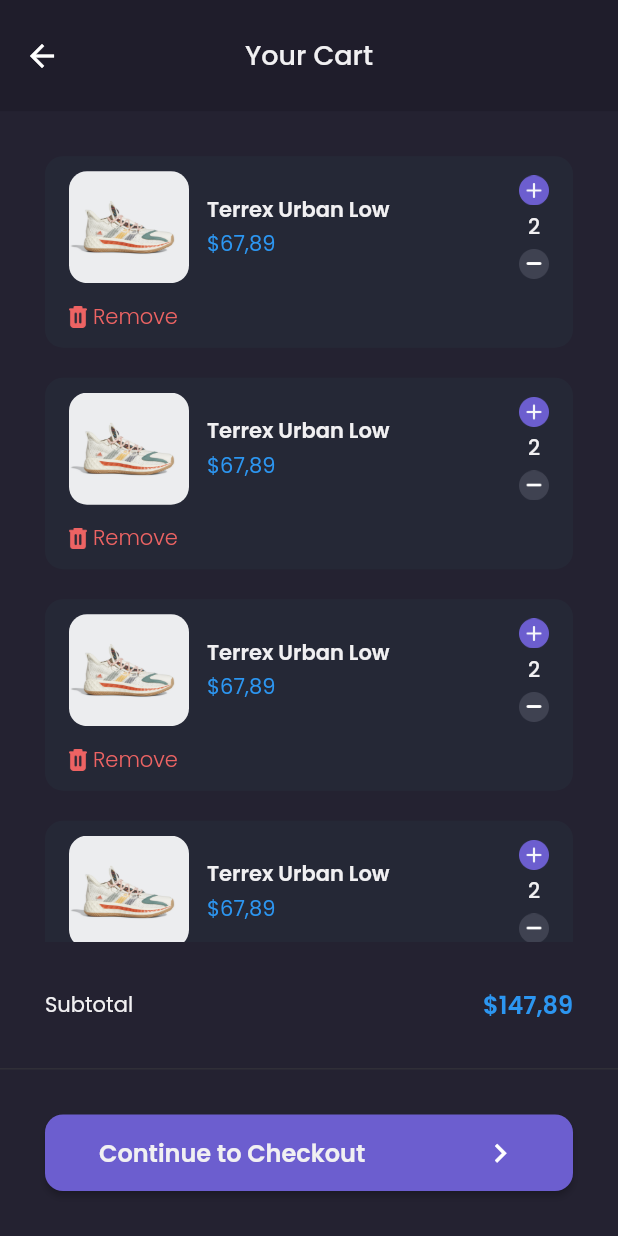
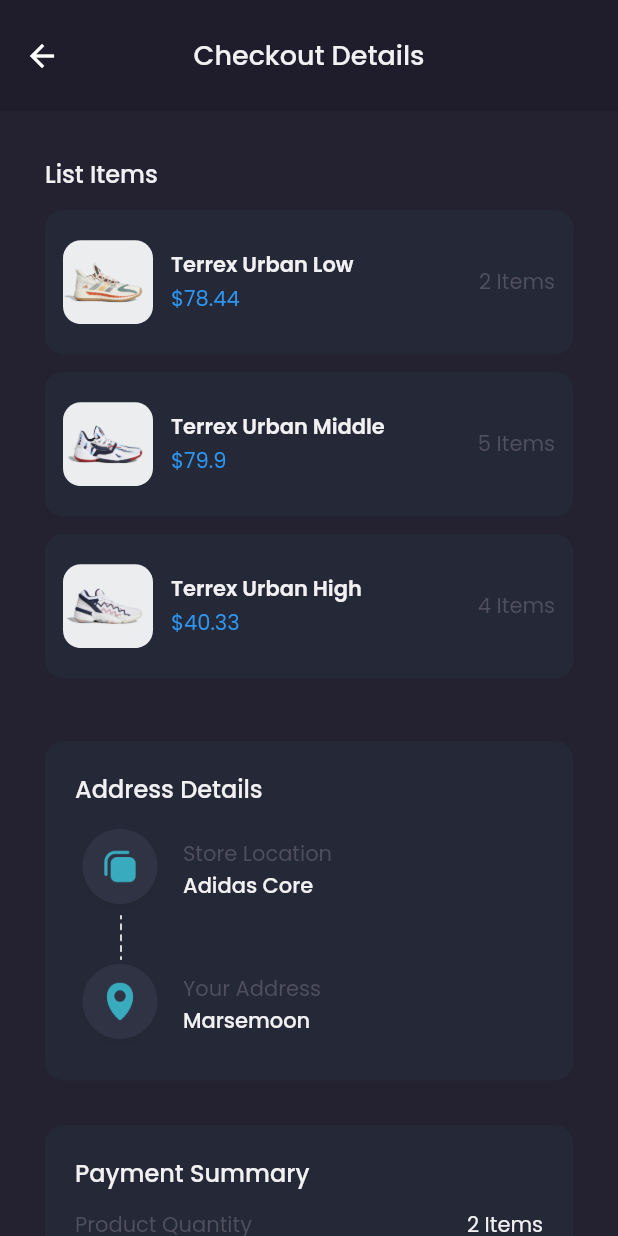
Before and after one commit to kevinrisqi/flutter_shoes_store, a Flutter app: the CartPage screen opened by its route, after a tap on "Continue to Checkout", on a phone screen of 412 x 824 dp. Run offline on Flutter 3.47's test engine with Material 2 defaults, Android fonts, the phone set to English and light mode, and no system bars; our stand-ins replace google_fonts; missing offline and left inert: dart:ffi.

Commit message:
create checkout page

```diff
--- a/lib/main.dart
+++ b/lib/main.dart
@@ -2,6 +2,7 @@
 
 import 'package:flutter/material.dart';
 import 'package:flutter_shoes_store/pages/cart_page.dart';
+import 'package:flutter_shoes_store/pages/checkout_page.dart';
 import 'package:flutter_shoes_store/pages/detail_chat_page.dart';
 import 'package:flutter_shoes_store/pages/edit_profile_page.dart';
 import 'package:flutter_shoes_store/pages/home/main_page.dart';
@@ -34,6 +35,7 @@ class _MyAppState extends State<MyApp> {
         '/detail-chat': (context) => DetailChatPage(),
         '/edit-profile': (context) => EditProfilePage(),
         '/cart': (context) => CartPage(),
+        '/checkout': (context) => CheckoutPage(),
       },
     );
   }
--- a/lib/pages/cart_page.dart
+++ b/lib/pages/cart_page.dart
@@ -125,7 +125,9 @@ class CartPage extends StatelessWidget {
           Container(
             margin: EdgeInsets.all(defaultMargin),
             child: ElevatedButton(
-              onPressed: () {},
+              onPressed: () {
+                Navigator.pushNamed(context, '/checkout');
+              },
               style: ElevatedButton.styleFrom(
                 primary: primaryColor,
                 shape: RoundedRectangleBorder(
--- /dev/null
+++ b/lib/pages/checkout_page.dart
@@ -0,0 +1,263 @@
+// ignore_for_file: prefer_const_constructors, prefer_const_literals_to_create_immutables
+
+import 'package:flutter/material.dart';
+import 'package:flutter_shoes_store/theme.dart';
+import 'package:flutter_shoes_store/widgets/checkout_item.dart';
+
+class CheckoutPage extends StatelessWidget {
+  const CheckoutPage({Key? key}) : super(key: key);
+
+  @override
+  Widget build(BuildContext context) {
+    Widget addressDetails() {
+      return Container(
+        margin: EdgeInsets.symmetric(vertical: defaultMargin),
+        padding: EdgeInsets.all(20),
+        decoration: BoxDecoration(
+          borderRadius: BorderRadius.circular(12),
+          color: bgColor4,
+        ),
+        child: Column(
+          crossAxisAlignment: CrossAxisAlignment.start,
+          children: [
+            Text(
+              'Address Details',
+              style: primaryTextStyle.copyWith(
+                fontSize: 16,
+                fontWeight: medium,
+              ),
+            ),
+            SizedBox(
+              height: 12,
+            ),
+            Column(
+              children: [
+                Row(
+                  children: [
+                    Image.asset(
+                      'assets/icon_shop_location.png',
+                      width: 60,
+                    ),
+                    SizedBox(
+                      width: 12,
+                    ),
+                    Expanded(
+                      child: Column(
+                        crossAxisAlignment: CrossAxisAlignment.start,
+                        children: [
+                          Text(
+                            'Store Location',
+                            style: subtitleTextStyle,
+                          ),
+                          Text(
+                            'Adidas Core',
+                            style: primaryTextStyle.copyWith(
+                              fontWeight: medium,
+                            ),
+                          ),
+                        ],
+                      ),
+                    )
+                  ],
+                ),
+                Container(
+                  margin: EdgeInsets.only(left: defaultMargin),
+                  child: Row(
+                    children: [
+                      Image.asset(
+                        'assets/image_line.png',
+                        height: 30,
+                      ),
+                    ],
+                  ),
+                ),
+                Row(
+                  children: [
+                    Image.asset(
+                      'assets/icon_your_location.png',
+                      width: 60,
+                    ),
+                    SizedBox(
+                      width: 12,
+                    ),
+                    Expanded(
+                      child: Column(
+                        crossAxisAlignment: CrossAxisAlignment.start,
+                        children: [
+                          Text(
+                            'Your Address',
+                            style: subtitleTextStyle,
+                          ),
+                          Text(
+                            'Marsemoon',
+                            style: primaryTextStyle.copyWith(
+                              fontWeight: medium,
+                            ),
+                          ),
+                        ],
+                      ),
+                    )
+                  ],
+                ),
+              ],
+            )
+          ],
+        ),
+      );
+    }
+
+    Widget paymentSummary() {
+      return Container(
+        padding: EdgeInsets.all(20),
+        decoration: BoxDecoration(
+            color: bgColor4, borderRadius: BorderRadius.circular(12)),
+        child: Column(
+          crossAxisAlignment: CrossAxisAlignment.start,
+          children: [
+            Text(
+              'Payment Summary',
+              style:
+                  primaryTextStyle.copyWith(fontSize: 16, fontWeight: medium),
+            ),
+            SizedBox(
+              height: 12,
+            ),
+            Row(
+              mainAxisAlignment: MainAxisAlignment.spaceBetween,
+              children: [
+                Text(
+                  'Product Quantity',
+                  style: subtitleTextStyle,
+                ),
+                Text(
+                  '2 Items',
+                  style: primaryTextStyle,
+                )
+              ],
+            ),
+            SizedBox(
+              height: 13,
+            ),
+            Row(
+              mainAxisAlignment: MainAxisAlignment.spaceBetween,
+              children: [
+                Text(
+                  'Product Price',
+                  style: subtitleTextStyle,
+                ),
+                Text(
+                  '\$89,45',
+                  style: primaryTextStyle.copyWith(
+                    fontWeight: medium,
+                  ),
+                )
+              ],
+            ),
+            SizedBox(
+              height: 13,
+            ),
+            Row(
+              mainAxisAlignment: MainAxisAlignment.spaceBetween,
+              children: [
+                Text(
+                  'Shipping',
+                  style: subtitleTextStyle,
+                ),
+                Text(
+                  'Free',
+                  style: primaryTextStyle,
+                )
+              ],
+            ),
+            SizedBox(
+              height: 11,
+            ),
+            Divider(
+              thickness: 1,
+              color: subtitleColor,
+            ),
+            SizedBox(
+              height: 10,
+            ),
+            Row(
+              mainAxisAlignment: MainAxisAlignment.spaceBetween,
+              children: [
+                Text(
+                  'Total',
+                  style: priceTextStyle.copyWith(fontWeight: semiBold),
+                ),
+                Text(
+                  '\$89,45',
+                  style: priceTextStyle.copyWith(fontWeight: semiBold),
+                )
+              ],
+            ),
+          ],
+        ),
+      );
+    }
+
+    return Scaffold(
+      backgroundColor: bgColor3,
+      appBar: AppBar(
+        toolbarHeight: MediaQuery.of(context).size.height * 0.09,
+        backgroundColor: bgColor1,
+        centerTitle: true,
+        elevation: 0,
+        title: Text(
+          'Checkout Details',
+          style: primaryTextStyle.copyWith(
+            fontSize: 18,
+            fontWeight: medium,
+          ),
+        ),
+      ),
+      body: ListView(
+        children: [
+          Container(
+            margin: EdgeInsets.all(defaultMargin),
+            child: Column(
+              crossAxisAlignment: CrossAxisAlignment.start,
+              children: [
+                Text(
+                  'List Items',
+                  style: primaryTextStyle.copyWith(
+                    fontSize: 16,
+                    fontWeight: medium,
+                  ),
+                ),
+                SizedBox(
+                  height: 12,
+                ),
+                Column(
+                  children: [
+                    CheckoutItem(
+                      image: 'assets/image_shoes_1.png',
+                      name: 'Terrex Urban Low',
+                      price: 78.44,
+                      qty: 2,
+                    ),
+                    CheckoutItem(
+                      image: 'assets/image_shoes_2.png',
+                      name: 'Terrex Urban Middle',
+                      price: 79.90,
+                      qty: 5,
+                    ),
+                    CheckoutItem(
+                      image: 'assets/image_shoes_3.png',
+                      name: 'Terrex Urban High',
+                      price: 40.33,
+                      qty: 4,
+                    ),
+                  ],
+                ),
+                addressDetails(),
+                paymentSummary(),
+              ],
+            ),
+          )
+        ],
+      ),
+    );
+  }
+}
--- /dev/null
+++ b/lib/widgets/checkout_item.dart
@@ -0,0 +1,72 @@
+// ignore_for_file: prefer_const_constructors
+import 'dart:ffi';
+
+import 'package:flutter/material.dart';
+import '../theme.dart';
+
+class CheckoutItem extends StatelessWidget {
+  final String image;
+  final String name;
+  final double price;
+  final int qty;
+
+  const CheckoutItem(
+      {Key? key,
+      required this.image,
+      required this.name,
+      required this.price,
+      required this.qty})
+      : super(key: key);
+
+  @override
+  Widget build(BuildContext context) {
+    return Container(
+      padding: EdgeInsets.symmetric(horizontal: 12, vertical: 20),
+      margin: EdgeInsets.only(bottom: 12),
+      decoration: BoxDecoration(
+        color: bgColor4,
+        borderRadius: BorderRadius.circular(12),
+      ),
+      child: Row(
+        children: [
+          ClipRRect(
+            borderRadius: BorderRadius.circular(12),
+            child: Image.asset(
+              image,
+              width: 60,
+            ),
+          ),
+          SizedBox(
+            width: 12,
+          ),
+          Expanded(
+            child: Column(
+              crossAxisAlignment: CrossAxisAlignment.start,
+              children: [
+                Text(
+                  name,
+                  style: primaryTextStyle.copyWith(
+                    fontSize: 14,
+                    fontWeight: semiBold,
+                  ),
+                  overflow: TextOverflow.ellipsis,
+                ),
+                SizedBox(
+                  height: 2,
+                ),
+                Text(
+                  '\$$price',
+                  style: priceTextStyle,
+                ),
+              ],
+            ),
+          ),
+          Text(
+            '$qty Items',
+            style: subtitleTextStyle,
+          )
+        ],
+      ),
+    );
+  }
+}
```
Also changed, not shown: 1 other file.
